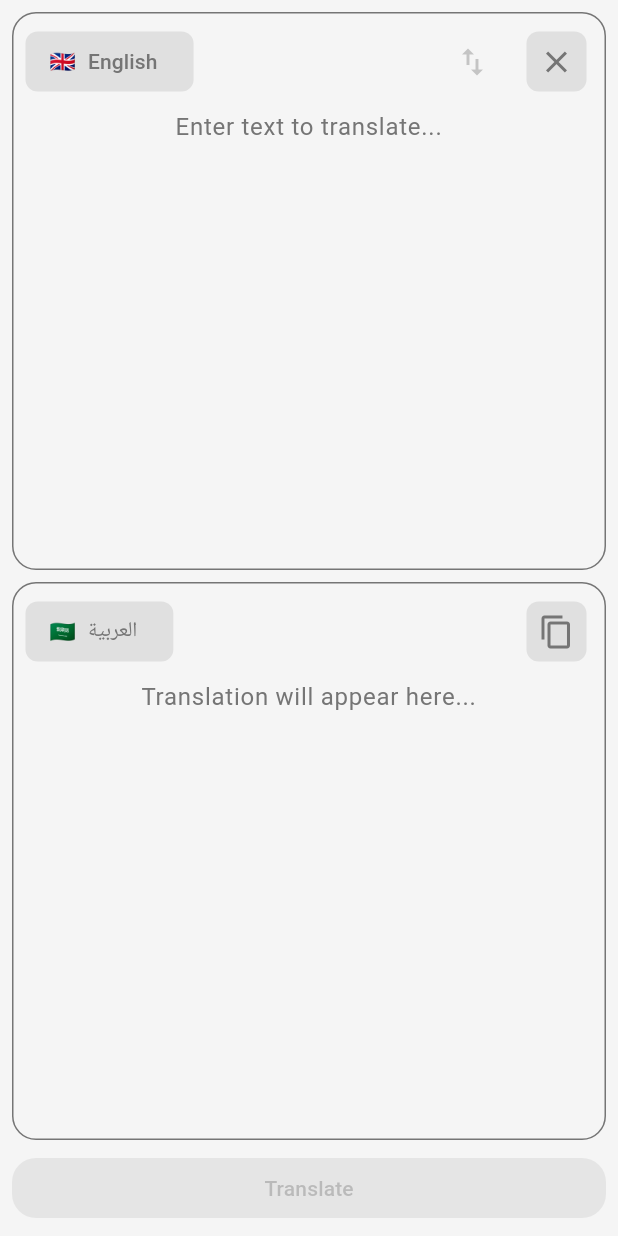
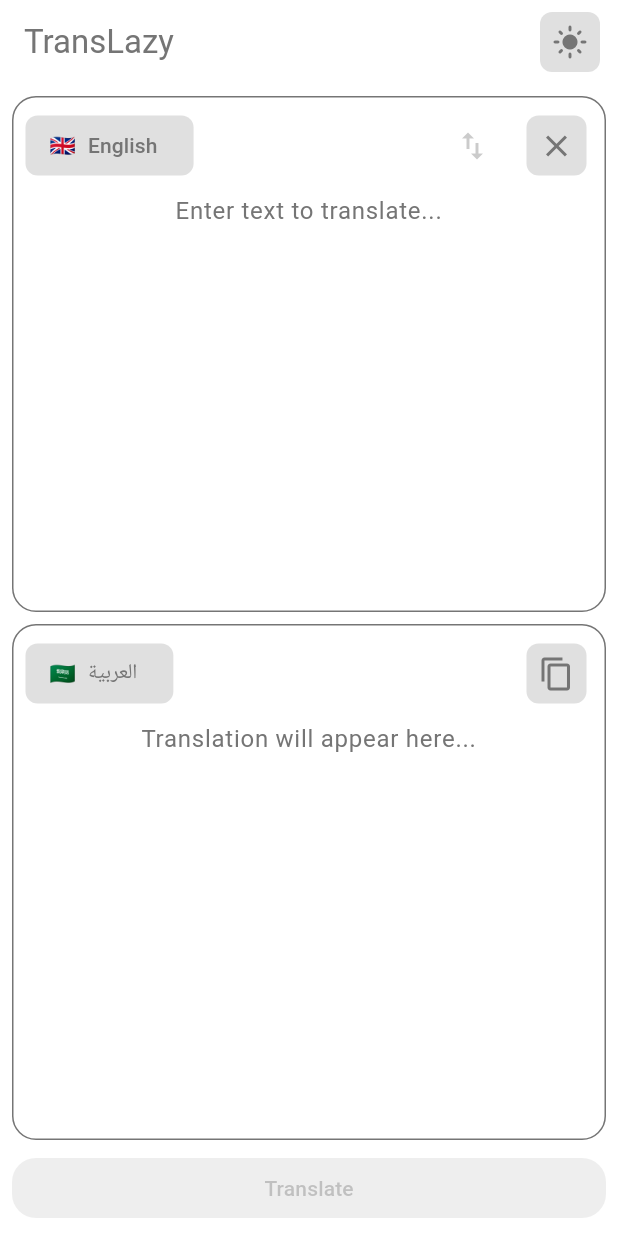
Before and after one commit to jhonny1994/translazy, a Flutter app: the screen it shows after launch, after a tap on "Translate", on a phone screen of 412 x 824 dp. Run offline on Flutter 3.47's test engine with Material 3 defaults, Android fonts, the phone set to English and light mode, and no system bars; our stand-ins replace device_preview, dio, flutter_riverpod, freezed_annotation, gap, shared_preferences; network calls fail.

Commit message:
added dynamic theme

```diff
--- a/lib/core/theme.dart
+++ b/lib/core/theme.dart
@@ -11,21 +11,35 @@
       secondary: AppColors.accentLight,
       onSurface: AppColors.textSecondaryLight,
     ),
-    scaffoldBackgroundColor: AppColors.backgroundLight,
     textTheme: const TextTheme(
       bodyLarge: TextStyle(color: AppColors.textPrimaryLight),
       bodyMedium: TextStyle(color: AppColors.textSecondaryLight),
     ),
-    appBarTheme: const AppBarTheme(
-      color: AppColors.primaryLight,
-      elevation: 0,
-    ),
     elevatedButtonTheme: ElevatedButtonThemeData(
       style: ElevatedButton.styleFrom(
         backgroundColor: AppColors.primaryLight,
+        foregroundColor: AppColors.backgroundLight,
         shape: RoundedRectangleBorder(
           borderRadius: BorderRadius.circular(8),
         ),
+      ),
+    ),
+    iconButtonTheme: IconButtonThemeData(
+      style: IconButton.styleFrom(
+        shape: RoundedRectangleBorder(
+          borderRadius: BorderRadius.circular(8),
+        ),
+        foregroundColor: Colors.grey[600],
+        backgroundColor: Colors.grey[300],
+      ),
+    ),
+    filledButtonTheme: FilledButtonThemeData(
+      style: FilledButton.styleFrom(
+        shape: RoundedRectangleBorder(
+          borderRadius: BorderRadius.circular(8),
+        ),
+        foregroundColor: Colors.grey[600],
+        backgroundColor: Colors.grey[300],
       ),
     ),
   );
@@ -39,22 +53,36 @@
       onPrimary: AppColors.surfaceDark,
       onSurface: AppColors.textSecondaryDark,
     ),
-    scaffoldBackgroundColor: AppColors.backgroundDark,
     textTheme: const TextTheme(
       bodyLarge: TextStyle(color: AppColors.textPrimaryDark),
       bodyMedium: TextStyle(color: AppColors.textSecondaryDark),
     ),
-    appBarTheme: const AppBarTheme(
-      color: AppColors.primaryDark,
-      elevation: 0,
-    ),
     elevatedButtonTheme: ElevatedButtonThemeData(
       style: ElevatedButton.styleFrom(
         backgroundColor: AppColors.primaryDark,
+        foregroundColor: AppColors.backgroundDark,
         shape: RoundedRectangleBorder(
           borderRadius: BorderRadius.circular(8),
         ),
       ),
     ),
+    iconButtonTheme: IconButtonThemeData(
+      style: IconButton.styleFrom(
+        shape: RoundedRectangleBorder(
+          borderRadius: BorderRadius.circular(8),
+        ),
+        foregroundColor: Colors.grey[900],
+        backgroundColor: Colors.grey[600],
+      ),
+    ),
+    filledButtonTheme: FilledButtonThemeData(
+      style: FilledButton.styleFrom(
+        shape: RoundedRectangleBorder(
+          borderRadius: BorderRadius.circular(8),
+        ),
+        foregroundColor: Colors.grey[900],
+        backgroundColor: Colors.grey[600],
+      ),
+    ),
   );
 }
--- /dev/null
+++ b/lib/infrastructure/theme_service.dart
@@ -0,0 +1,19 @@
+import 'package:flutter_riverpod/flutter_riverpod.dart';
+import 'package:shared_preferences/shared_preferences.dart';
+
+class ThemeService extends StateNotifier<bool> {
+  ThemeService(this.prefs) : super(false) {
+    _init();
+  }
+  final SharedPreferences prefs;
+
+  Future<void> toggle() async {
+    state = !state;
+    await prefs.setBool('darkMode', state);
+  }
+
+  Future<void> _init() async {
+    final darkMode = prefs.getBool('darkMode');
+    state = darkMode ?? false;
+  }
+}
--- a/lib/main.dart
+++ b/lib/main.dart
@@ -3,12 +3,21 @@
 import 'package:device_preview/device_preview.dart';
 import 'package:flutter/material.dart';
 import 'package:flutter_riverpod/flutter_riverpod.dart';
+import 'package:shared_preferences/shared_preferences.dart';
 import 'package:translazy/core/theme.dart';
 import 'package:translazy/presentation/home_screen.dart';
+import 'package:translazy/providers/shared_prefrences_provider.dart';
+import 'package:translazy/providers/theme_notifier_provider.dart';
 
-void main() {
+void main() async {
+  WidgetsFlutterBinding.ensureInitialized();
+  final sharedPreferences = await SharedPreferences.getInstance();
+
   runApp(
     ProviderScope(
+      overrides: [
+        sharedPreferencesProvider.overrideWithValue(sharedPreferences),
+      ],
       child: DevicePreview(
         enabled: Platform.isWindows,
         builder: (context) => const MainApp(),
@@ -17,17 +26,19 @@
   );
 }
 
-class MainApp extends StatelessWidget {
+class MainApp extends ConsumerWidget {
   const MainApp({super.key});
 
   @override
-  Widget build(BuildContext context) {
+  Widget build(BuildContext context, WidgetRef ref) {
+    final isDarkMode = ref.watch(themeNotifierProvider);
     return MaterialApp(
       locale: DevicePreview.locale(context),
       builder: DevicePreview.appBuilder,
       debugShowCheckedModeBanner: false,
       theme: AppThemes.lightTheme,
       darkTheme: AppThemes.darkTheme,
+      themeMode: isDarkMode ? ThemeMode.dark : ThemeMode.light,
       home: const HomeScreen(),
     );
   }
--- a/lib/presentation/home_screen.dart
+++ b/lib/presentation/home_screen.dart
@@ -7,6 +7,7 @@
 import 'package:translazy/presentation/widgets/language_selector_button.dart';
 import 'package:translazy/presentation/widgets/language_text_field.dart';
 import 'package:translazy/presentation/widgets/text_display_container.dart';
+import 'package:translazy/providers/theme_notifier_provider.dart';
 import 'package:translazy/providers/translation_provider.dart';
 
 class HomeScreen extends ConsumerStatefulWidget {
@@ -102,6 +103,20 @@
     }
 
     return Scaffold(
+      appBar: AppBar(
+        title: const Text('TransLazy'),
+        actions: [
+          IconButton(
+            onPressed: () => ref.read(themeNotifierProvider.notifier).toggle(),
+            icon: Icon(
+              ref.watch(themeNotifierProvider)
+                  ? Icons.dark_mode
+                  : Icons.light_mode,
+            ),
+          ),
+          const Gap(8),
+        ],
+      ),
       body: SafeArea(
         child: Padding(
           padding: const EdgeInsets.all(8),
@@ -192,7 +207,7 @@
                 ),
               ),
               const Gap(8),
-              FilledButton(
+              ElevatedButton(
                 onPressed:
                     translationState.isLoading || translationState.error != null
                         ? null
@@ -209,7 +224,7 @@
                                   );
                             }
                           },
-                style: FilledButton.styleFrom(
+                style: ElevatedButton.styleFrom(
                   minimumSize: const Size.fromHeight(40),
                   shape: RoundedRectangleBorder(
                     borderRadius: BorderRadius.circular(16),
--- a/lib/presentation/widgets/custom_icon_button.dart
+++ b/lib/presentation/widgets/custom_icon_button.dart
@@ -17,13 +17,6 @@
       onPressed: onPressed,
       icon: Icon(icon),
       tooltip: tooltip,
-      style: IconButton.styleFrom(
-        shape: RoundedRectangleBorder(
-          borderRadius: BorderRadius.circular(8),
-        ),
-        foregroundColor: Colors.grey[600],
-        backgroundColor: Colors.grey[300],
-      ),
     );
   }
 }
--- a/lib/presentation/widgets/language_selector_button.dart
+++ b/lib/presentation/widgets/language_selector_button.dart
@@ -18,13 +18,6 @@
   Widget build(BuildContext context) {
     return FilledButton.icon(
       onPressed: onTap,
-      style: FilledButton.styleFrom(
-        shape: RoundedRectangleBorder(
-          borderRadius: BorderRadius.circular(8),
-        ),
-        foregroundColor: Colors.grey[600],
-        backgroundColor: Colors.grey[300],
-      ),
       icon: Text(SupportedLanguages.getFlag(languageCode)),
       label: Text(SupportedLanguages.getLanguage(languageCode)),
     );
--- /dev/null
+++ b/lib/providers/shared_prefrences_provider.dart
@@ -0,0 +1,6 @@
+import 'package:flutter_riverpod/flutter_riverpod.dart';
+import 'package:shared_preferences/shared_preferences.dart';
+
+final sharedPreferencesProvider = Provider<SharedPreferences>((ref) {
+  throw UnimplementedError();
+});
--- /dev/null
+++ b/lib/providers/theme_notifier_provider.dart
@@ -0,0 +1,7 @@
+import 'package:flutter_riverpod/flutter_riverpod.dart';
+import 'package:translazy/infrastructure/theme_service.dart';
+import 'package:translazy/providers/shared_prefrences_provider.dart';
+
+final themeNotifierProvider = StateNotifierProvider<ThemeService, bool>(
+  (ref) => ThemeService(ref.read(sharedPreferencesProvider)),
+);
--- a/pubspec.yaml
+++ b/pubspec.yaml
@@ -16,6 +16,7 @@
   freezed_annotation: ^2.4.4
   gap: ^3.0.1
   json_annotation: ^4.9.0
+  shared_preferences: ^2.3.3
 
 dev_dependencies:
   build_runner: ^2.4.13
```
Also changed, not shown: pubspec.lock.
